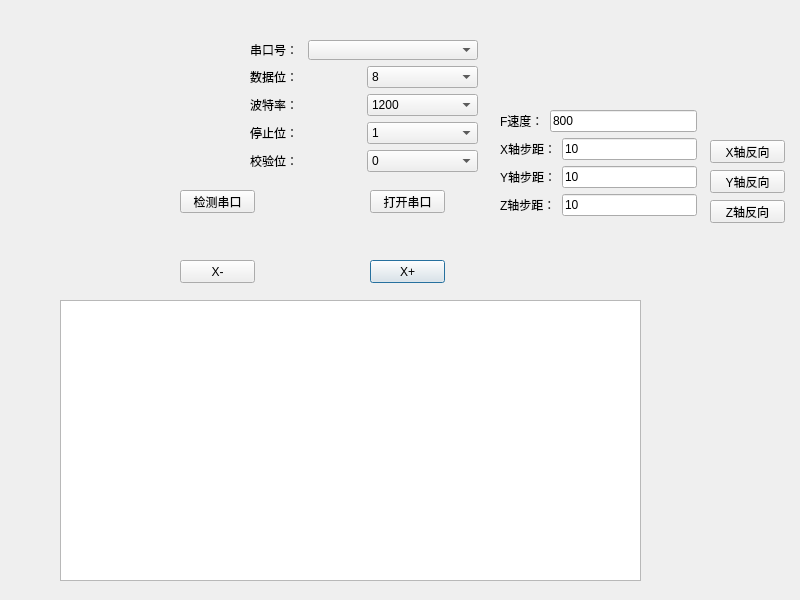
This is LaserControl/mainwindow.ui in xiaoPengfile/LaserEngraveTest as Qt 5 draws it before an edit. The edited form follows.
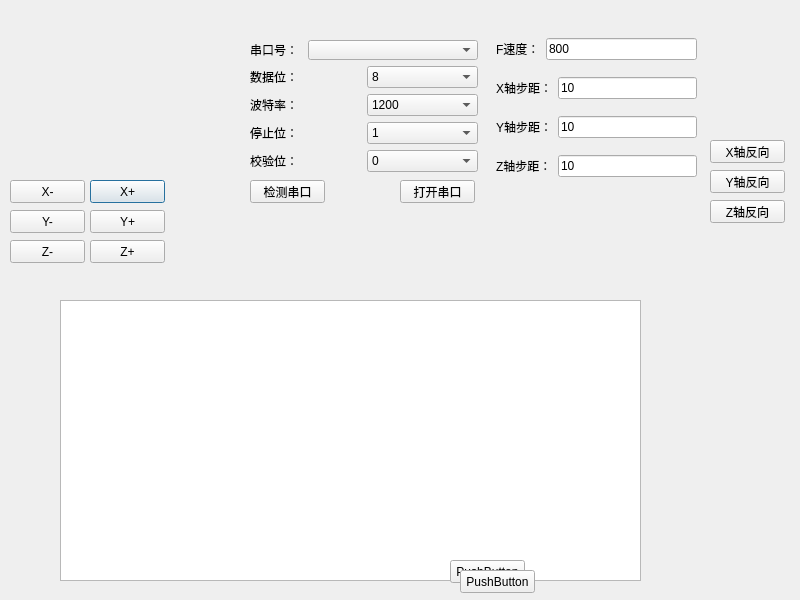
This is the edited form.

Commit message: 对第二次未完善的进行完善，看第二次更新的即可

Diff of the .ui file:
```diff
--- a/LaserControl/mainwindow.ui
+++ b/LaserControl/mainwindow.ui
@@ -16,8 +16,8 @@
   <widget class="QPushButton" name="xRightMoveBtn">
    <property name="geometry">
     <rect>
-     <x>370</x>
-     <y>260</y>
+     <x>90</x>
+     <y>180</y>
      <width>75</width>
      <height>23</height>
     </rect>
@@ -29,8 +29,8 @@
   <widget class="QPushButton" name="xLeftMoveBtn">
    <property name="geometry">
     <rect>
-     <x>180</x>
-     <y>260</y>
+     <x>10</x>
+     <y>180</y>
      <width>75</width>
      <height>23</height>
     </rect>
@@ -42,8 +42,8 @@
   <widget class="QPushButton" name="searchSerialBtn">
    <property name="geometry">
     <rect>
-     <x>180</x>
-     <y>190</y>
+     <x>250</x>
+     <y>180</y>
      <width>75</width>
      <height>23</height>
     </rect>
@@ -55,8 +55,8 @@
   <widget class="QPushButton" name="openSerialBtn">
    <property name="geometry">
     <rect>
-     <x>370</x>
-     <y>190</y>
+     <x>400</x>
+     <y>180</y>
      <width>75</width>
      <height>23</height>
     </rect>
@@ -273,13 +273,13 @@
     <bool>true</bool>
    </property>
   </widget>
-  <widget class="QWidget" name="">
+  <widget class="QWidget" name="layoutWidget">
    <property name="geometry">
     <rect>
-     <x>500</x>
-     <y>110</y>
-     <width>197</width>
-     <height>108</height>
+     <x>496</x>
+     <y>27</y>
+     <width>201</width>
+     <height>161</height>
     </rect>
    </property>
    <layout class="QVBoxLayout" name="verticalLayout_2">
@@ -357,6 +357,84 @@
     </item>
    </layout>
   </widget>
+  <widget class="QPushButton" name="yLeftMoveBtn">
+   <property name="geometry">
+    <rect>
+     <x>10</x>
+     <y>210</y>
+     <width>75</width>
+     <height>23</height>
+    </rect>
+   </property>
+   <property name="text">
+    <string>Y-</string>
+   </property>
+  </widget>
+  <widget class="QPushButton" name="yRightMoveBtn">
+   <property name="geometry">
+    <rect>
+     <x>90</x>
+     <y>210</y>
+     <width>75</width>
+     <height>23</height>
+    </rect>
+   </property>
+   <property name="text">
+    <string>Y+</string>
+   </property>
+  </widget>
+  <widget class="QPushButton" name="pushButton_3">
+   <property name="geometry">
+    <rect>
+     <x>450</x>
+     <y>560</y>
+     <width>75</width>
+     <height>23</height>
+    </rect>
+   </property>
+   <property name="text">
+    <string>PushButton</string>
+   </property>
+  </widget>
+  <widget class="QPushButton" name="pushButton_4">
+   <property name="geometry">
+    <rect>
+     <x>460</x>
+     <y>570</y>
+     <width>75</width>
+     <height>23</height>
+    </rect>
+   </property>
+   <property name="text">
+    <string>PushButton</string>
+   </property>
+  </widget>
+  <widget class="QPushButton" name="zLeftMoveBtn">
+   <property name="geometry">
+    <rect>
+     <x>10</x>
+     <y>240</y>
+     <width>75</width>
+     <height>23</height>
+    </rect>
+   </property>
+   <property name="text">
+    <string>Z-</string>
+   </property>
+  </widget>
+  <widget class="QPushButton" name="zRightMoveBtn">
+   <property name="geometry">
+    <rect>
+     <x>90</x>
+     <y>240</y>
+     <width>75</width>
+     <height>23</height>
+    </rect>
+   </property>
+   <property name="text">
+    <string>Z+</string>
+   </property>
+  </widget>
  </widget>
  <resources/>
  <connections/>
```
The commit also changes 2 other files.
